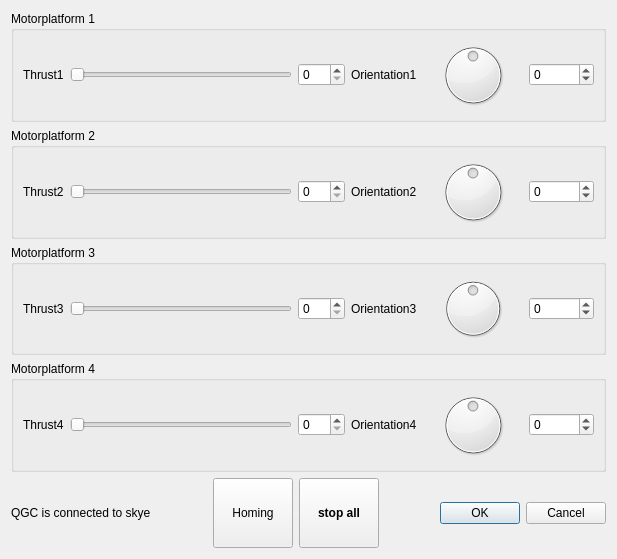
The window that src/ui/TestphaseWidget.ui (skye-git/qgroundcontrol-old) describes before a commit, drawn with Qt 5.
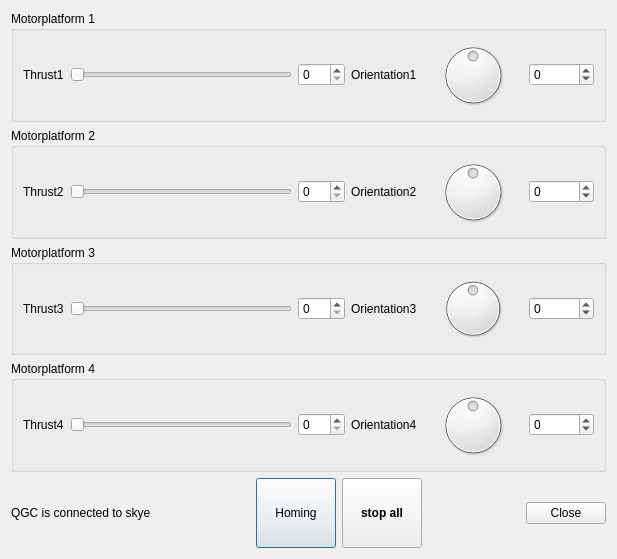
The same window after the commit.

Patch:
```diff
--- a/src/ui/TestphaseWidget.ui
+++ b/src/ui/TestphaseWidget.ui
@@ -334,9 +334,9 @@
       </spacer>
      </item>
      <item>
-      <widget class="QDialogButtonBox" name="buttonBox">
-       <property name="standardButtons">
-        <set>QDialogButtonBox::Cancel|QDialogButtonBox::Ok</set>
+      <widget class="QPushButton" name="closeButton">
+       <property name="text">
+        <string>Close</string>
        </property>
       </widget>
      </item>
```
Left out of the diff: 35 changed lines with no effect on the pictures.
